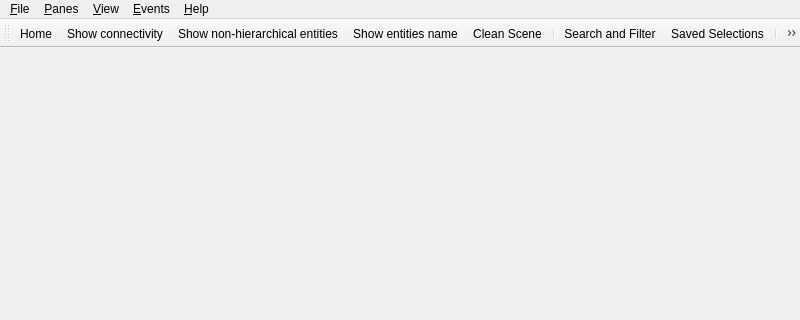
vg-lab/NeuroScheme, file neuroscheme/MainWindow.ui: the form before one commit; both pictures show x 0 to 800 and y 0 to 320 of the 800 by 600 pixel window.
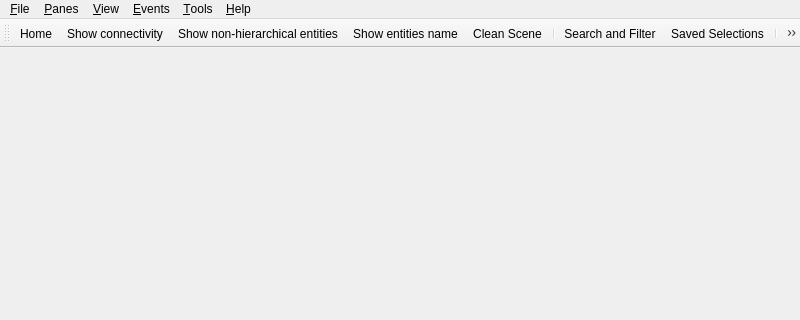
The form after the commit. Icons and pictures are not drawn.

What changed in the file:
```diff
--- a/neuroscheme/MainWindow.ui
+++ b/neuroscheme/MainWindow.ui
@@ -61,6 +61,13 @@
     <addaction name="actionFocusOnSelection"/>
     <addaction name="actionAutoFocusOnSelection"/>
    </widget>
+   <widget class="QMenu" name="menuTools">
+    <property name="title">
+     <string>&amp;Tools</string>
+    </property>
+    <addaction name="actionRecorder"/>
+    <addaction name="actionAdvancedRecorderOptions"/>
+   </widget>
    <widget class="QMenu" name="menuFile">
     <property name="title">
      <string>&amp;File</string>
@@ -76,6 +83,7 @@
    <addaction name="menuPanes"/>
    <addaction name="menuView"/>
    <addaction name="menuEvents"/>
+   <addaction name="menuTools"/>
    <addaction name="menuHelp"/>
   </widget>
   <widget class="QStatusBar" name="statusbar"/>
```
Left out of the diff: 28 changed lines with no effect on the pictures.
